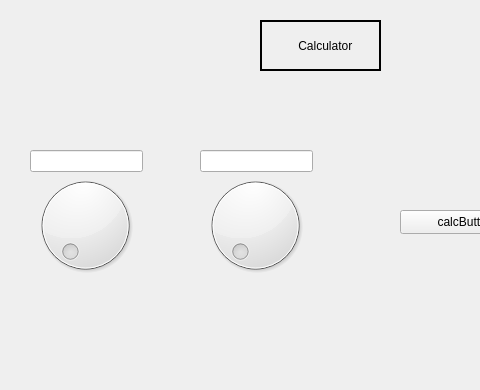
InspectorGaishnik/Portfolio, file QT_projects/myFirstApp/mainwindow.ui: the form before one commit; both pictures show x 0 to 480 and y 0 to 390 of the 800 by 600 pixel window.
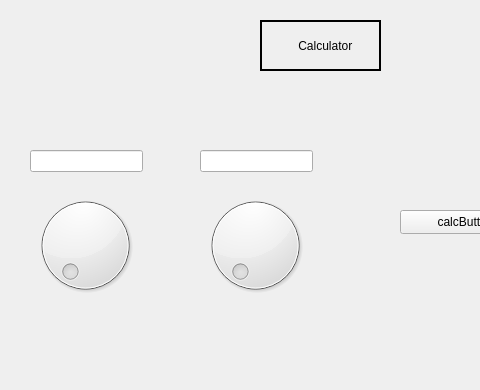
The form after the commit.

```diff
--- a/QT_projects/myFirstApp/mainwindow.ui
+++ b/QT_projects/myFirstApp/mainwindow.ui
@@ -120,9 +120,9 @@
     <property name="geometry">
      <rect>
       <x>30</x>
-      <y>160</y>
+      <y>190</y>
       <width>111</width>
-      <height>131</height>
+      <height>111</height>
      </rect>
     </property>
    </widget>
@@ -130,7 +130,7 @@
     <property name="geometry">
      <rect>
       <x>200</x>
-      <y>170</y>
+      <y>190</y>
       <width>111</width>
       <height>111</height>
      </rect>
```
